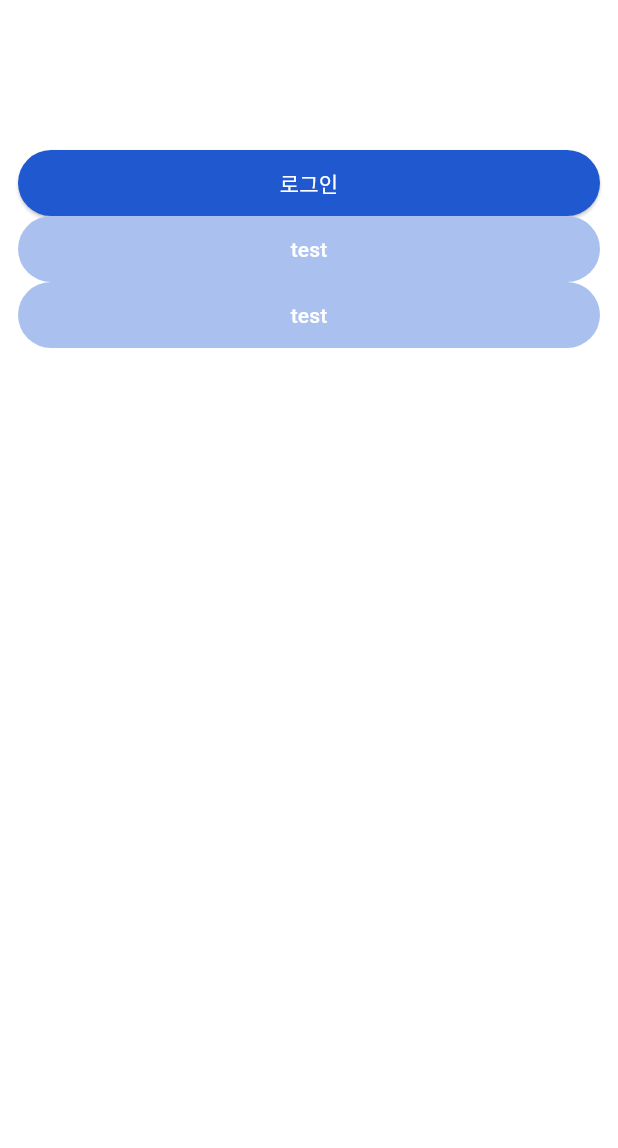
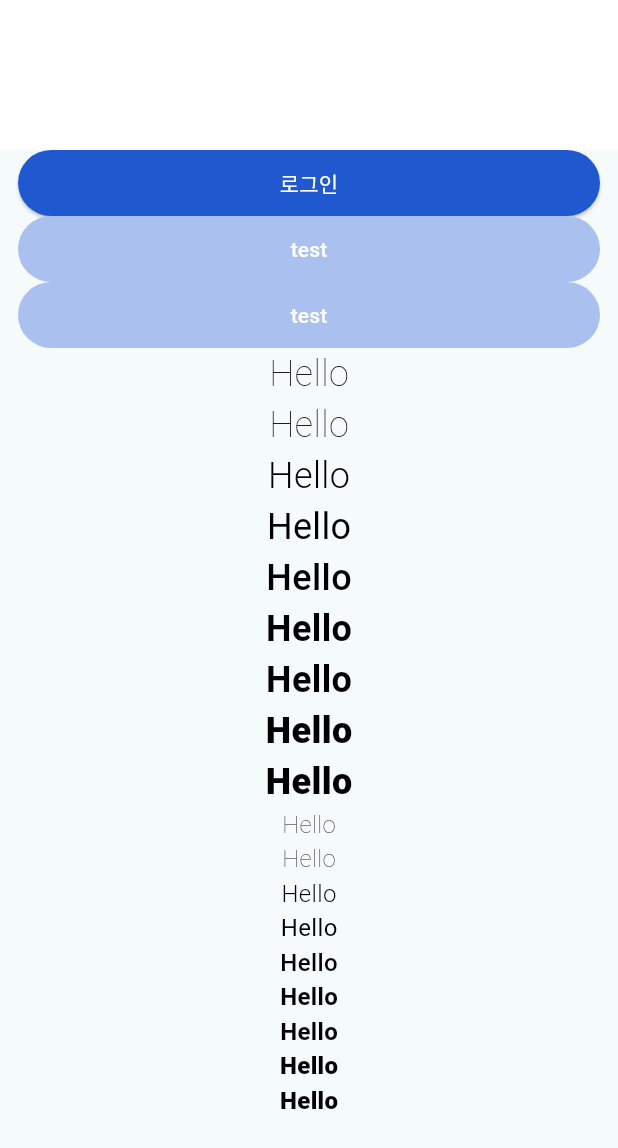
Before and after one commit to HNW-DevON/greeny-ios, a Flutter app: the screen it shows after launch, on a phone screen of 412 x 824 dp. Shown: the top 1148 px of the screen. Run offline on Flutter 3.47's test engine with Material 2 defaults, Android fonts, the phone set to English and light mode, and no system bars; Roboto replaces fonts that are missing (Pretendard); project files that could hold a hidden picture were left out.

Commit message:
Add :: Text, font style

```diff
--- /dev/null
+++ b/lib/component/text/gsv_text.dart
@@ -0,0 +1,34 @@
+import 'package:flutter/material.dart';
+import 'package:flutterproj/component/text/text_type.dart';
+import '../../theme/color.dart';
+
+class GsvText extends StatelessWidget {
+
+  static const String _fontName = 'Pretendard';
+
+  final String text;
+  final Color color;
+  final TextType textType;
+  final FontWeight? fontWeight;
+
+  const GsvText({
+    Key? key,
+    required this.text,
+    this.color = ColorStyle.black,
+    this.textType = TextType.body,
+    this.fontWeight
+}) : super(key: key);
+
+  @override
+  Widget build(BuildContext context) {
+    return Text(
+        text,
+      style: TextStyle(
+        color: color,
+        fontWeight: fontWeight ?? textType.fontWeight,
+        fontSize: textType.fontSize,
+        fontFamily: _fontName
+      ),
+    );
+  }
+}
--- /dev/null
+++ b/lib/component/text/text_type.dart
@@ -0,0 +1,18 @@
+import 'package:flutter/material.dart';
+
+enum TextType {
+  title(fontWeight: FontWeight.w700, fontSize: 24),
+  headline(fontWeight: FontWeight.w700, fontSize: 20),
+  subhead(fontWeight: FontWeight.w700, fontSize: 18),
+  body(fontWeight: FontWeight.w500, fontSize: 16),
+  label(fontWeight: FontWeight.w500, fontSize: 14),
+  caption(fontWeight: FontWeight.w500, fontSize: 11);
+
+  final FontWeight fontWeight;
+  final double fontSize;
+
+  const TextType({
+    required this.fontWeight,
+    required this.fontSize
+  });
+}
--- a/lib/features/ui/ui.dart
+++ b/lib/features/ui/ui.dart
@@ -1,5 +1,7 @@
 import 'package:flutter/material.dart';
 import 'package:flutterproj/component/button/gsv_button.dart';
+import 'package:flutterproj/component/text/gsv_text.dart';
+import 'package:flutterproj/component/text/text_type.dart';
 
 class UiView extends StatelessWidget {
   @override
@@ -7,6 +9,7 @@ class UiView extends StatelessWidget {
     return Container(
       padding: const EdgeInsets.only(top: 100),
       color: Colors.white,
+      child: Material(
         child: SingleChildScrollView(
             child: Container(
               padding: const EdgeInsets.symmetric(horizontal: 12),
@@ -35,10 +38,30 @@ class UiView extends StatelessWidget {
                       },
                       isEnabled: false
                   ),
+                  const GsvText(text: "Hello", fontWeight: FontWeight.w100, textType: TextType.title),
+                  const GsvText(text: "Hello", fontWeight: FontWeight.w200, textType: TextType.title),
+                  const GsvText(text: "Hello", fontWeight: FontWeight.w300, textType: TextType.title),
+                  const GsvText(text: "Hello", fontWeight: FontWeight.w400, textType: TextType.title),
+                  const GsvText(text: "Hello", fontWeight: FontWeight.w500, textType: TextType.title),
+                  const GsvText(text: "Hello", fontWeight: FontWeight.w600, textType: TextType.title),
+                  const GsvText(text: "Hello", fontWeight: FontWeight.w700, textType: TextType.title),
+                  const GsvText(text: "Hello", fontWeight: FontWeight.w800, textType: TextType.title),
+                  const GsvText(text: "Hello", fontWeight: FontWeight.w900, textType: TextType.title),
+
+                  const GsvText(text: "Hello", fontWeight: FontWeight.w100, textType: TextType.body),
+                  const GsvText(text: "Hello", fontWeight: FontWeight.w200, textType: TextType.body),
+                  const GsvText(text: "Hello", fontWeight: FontWeight.w300, textType: TextType.body),
+                  const GsvText(text: "Hello", fontWeight: FontWeight.w400, textType: TextType.body),
+                  const GsvText(text: "Hello", fontWeight: FontWeight.w500, textType: TextType.body),
+                  const GsvText(text: "Hello", fontWeight: FontWeight.w600, textType: TextType.body),
+                  const GsvText(text: "Hello", fontWeight: FontWeight.w700, textType: TextType.body),
+                  const GsvText(text: "Hello", fontWeight: FontWeight.w800, textType: TextType.body),
+                  const GsvText(text: "Hello", fontWeight: FontWeight.w900, textType: TextType.body),
                 ],
               ),
             )
-      ),
+        )
+      )
     );
   }
 }
```
Also changed, not shown: pubspec.yaml (+21 -11 lines), assets/font/pretendard/Pretendard-Thin.otf (added), 8 other files. Lines whose indentation alone changed are shown as unchanged.
